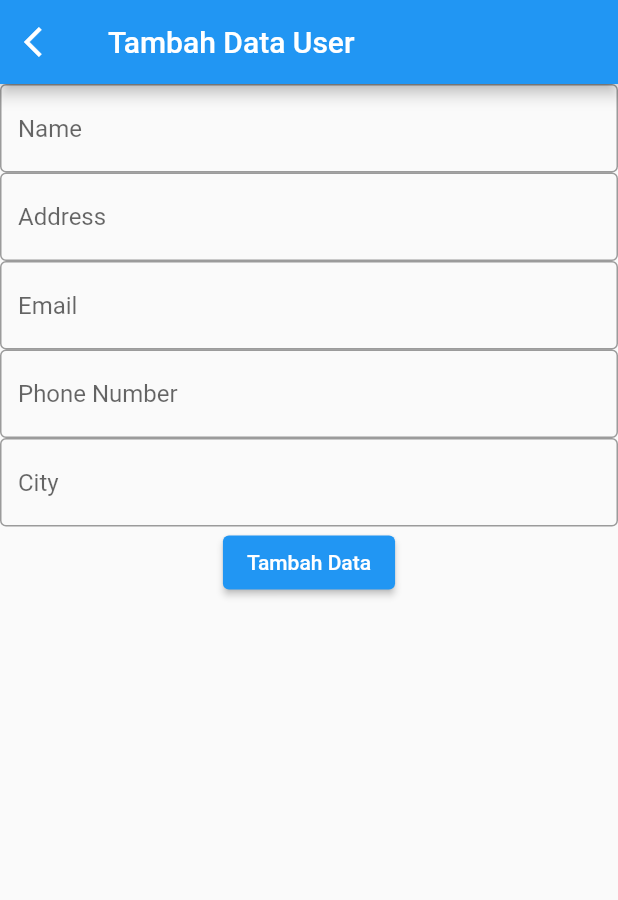
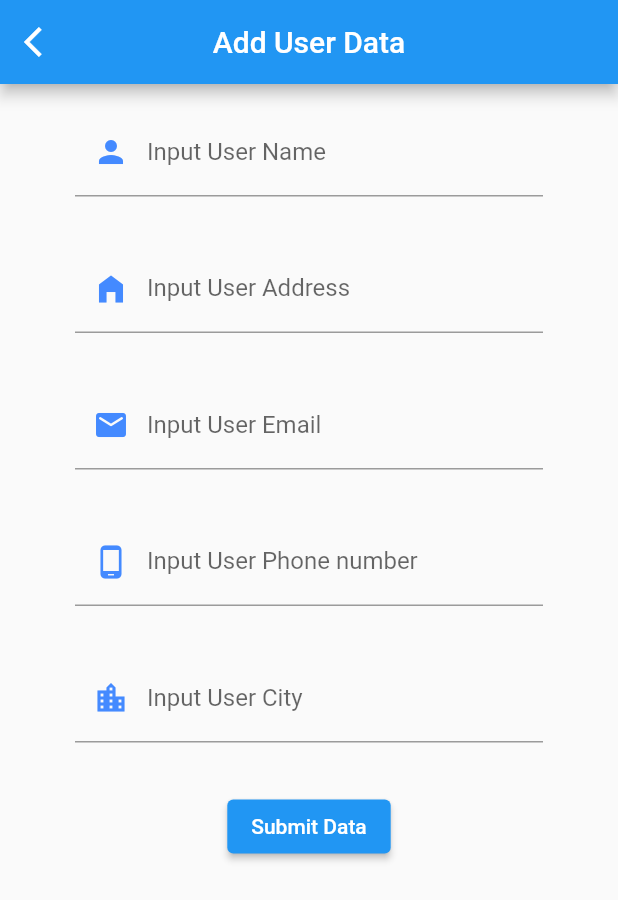
Before and after one commit to dimaspsetyo/apiaccurate, a Flutter app: the AddUser screen opened by its route, on a phone screen of 412 x 824 dp. Shown: the top 900 px of the screen. Run offline on Flutter 3.47's test engine with Material 2 defaults, Android fonts, the phone set to English and light mode, and no system bars; our stand-ins replace dio, flutter_bloc, pretty_dio_logger; network calls fail.

Commit message:
[Update] Fix Add User UI & Create Null Validator

```diff
--- a/lib/page/add_user.dart
+++ b/lib/page/add_user.dart
@@ -16,10 +16,13 @@ class _AddUserState extends State<AddUser> {
   final TextEditingController _phoneNumberController = TextEditingController();
   final TextEditingController _cityController = TextEditingController();
 
+  final _formKey = GlobalKey<FormState>();
+
   @override
   Widget build(BuildContext context) {
     return Scaffold(
       appBar: AppBar(
+        centerTitle: true,
         leading: IconButton(
           onPressed: () {
             Navigator.pop(context, '/home');
@@ -27,55 +30,129 @@ class _AddUserState extends State<AddUser> {
           icon: const Icon(Icons.arrow_back_ios),
           //replace with our own icon data.
         ),
-        title: const Text('Tambah Data User'),
+        title: const Text('Add User Data'),
       ),
-      body: Column(
-        children: [
-          TextFormField(
+      resizeToAvoidBottomInset: false,
+      body: SingleChildScrollView(
+        child: Form(
+          key: _formKey,
+          child: Column(
+            children: <Widget>[
+              Padding(
+                padding: const EdgeInsets.symmetric(
+                    horizontal: 50.0, vertical: 16.0),
+                child: TextFormField(
                   validator: (value) {
                     if (value == null || value.isEmpty) {
-                return 'Masukkan Nama';
+                      return 'Name cannot be empty';
                     }
                     return null;
                   },
                   controller: _nameController,
                   decoration: const InputDecoration(
-                hintText: 'Name', border: OutlineInputBorder()),
+                      prefixIcon: Icon(
+                        Icons.person,
+                        color: Colors.blueAccent,
                       ),
-          TextFormField(
+                      labelText: 'Input User Name',
+                      border: UnderlineInputBorder()),
+                ),
+              ),
+              Padding(
+                padding: const EdgeInsets.symmetric(
+                    horizontal: 50.0, vertical: 16.0),
+                child: TextFormField(
                   validator: (value) {
                     if (value == null || value.isEmpty) {
-                return 'Masukkan Alamat';
+                      return 'Address cannot be empty';
                     }
                     return null;
                   },
                   controller: _addressController,
                   decoration: const InputDecoration(
-                hintText: 'Address', border: OutlineInputBorder()),
+                      prefixIcon: Icon(
+                        Icons.home_filled,
+                        color: Colors.blueAccent,
                       ),
-          TextFormField(
+                      labelText: 'Input User Address',
+                      border: UnderlineInputBorder()),
+                ),
+              ),
+              Padding(
+                padding: const EdgeInsets.symmetric(
+                    horizontal: 50.0, vertical: 16.0),
+                child: TextFormField(
                   validator: (value) {
                     if (value == null || value.isEmpty) {
-                return 'Masukkan Email';
+                      return 'Email cannot be empty';
                     }
                     return null;
                   },
+                  keyboardType: TextInputType.emailAddress,
                   controller: _emailController,
                   decoration: const InputDecoration(
-                hintText: 'Email', border: OutlineInputBorder()),
+                      prefixIcon: Icon(
+                        Icons.email_rounded,
+                        color: Colors.blueAccent,
                       ),
-          TextFormField(
+                      labelText: 'Input User Email',
+                      border: UnderlineInputBorder()),
+                ),
+              ),
+              Padding(
+                padding: const EdgeInsets.symmetric(
+                    horizontal: 50.0, vertical: 16.0),
+                child: TextFormField(
+                  validator: (value) {
+                    if (value == null || value.isEmpty) {
+                      return 'Phone number cannot be empty';
+                    }
+                    return null;
+                  },
+                  controller: _phoneNumberController,
+                  keyboardType: TextInputType.number,
+                  decoration: const InputDecoration(
+                      prefixIcon: Icon(
+                        Icons.phone_android,
+                        color: Colors.blueAccent,
+                      ),
+                      labelText: 'Input User Phone number',
+                      border: UnderlineInputBorder()),
+                ),
+              ),
+              Padding(
+                padding: const EdgeInsets.symmetric(
+                    horizontal: 50.0, vertical: 16.0),
+                child: TextFormField(
+                  validator: (value) {
+                    if (value == null || value.isEmpty) {
+                      return 'City cannot be empty';
+                    }
+                    return null;
+                  },
                   controller: _phoneNumberController,
                   decoration: const InputDecoration(
-                hintText: 'Phone Number', border: OutlineInputBorder()),
+                      prefixIcon: Icon(
+                        Icons.location_city,
+                        color: Colors.blueAccent,
                       ),
-          TextFormField(
-            controller: _cityController,
-            decoration: const InputDecoration(
-                hintText: 'City', border: OutlineInputBorder()),
+                      labelText: 'Input User City',
+                      border: UnderlineInputBorder()),
                 ),
-          ElevatedButton(
+              ),
+              Padding(
+                padding:
+                    const EdgeInsets.symmetric(horizontal: 8.0, vertical: 16.0),
+                child: ElevatedButton(
                     onPressed: () async {
+                      if (_formKey.currentState!.validate()) {
+                        // If the form is valid, display a snackbar. In the real world,
+                        // you'd often call a server or save the information in a database.
+                        // ignore: use_build_context_synchronously
+                        ScaffoldMessenger.of(context).showSnackBar(
+                          const SnackBar(content: Text('Processing Data')),
+                        );
+
                         bool response = await repository.postUser(
                           _nameController.text,
                           _addressController.text,
@@ -85,15 +162,18 @@ class _AddUserState extends State<AddUser> {
                         );
 
                         if (response) {
-                  const SnackBar(content: Text('Processing Data'));
                           // ignore: use_build_context_synchronously
                           Navigator.of(context).popAndPushNamed('/home');
                         } else {
-                  throw ('Data gagal ditambahkan.');
+                          throw ('Input Data Failed.');
+                        }
                       }
                     },
-              child: const Text('Tambah Data'))
+                    child: const Text('Submit Data')),
+              ),
             ],
+          ),
+        ),
       ),
     );
   }
```
Lines whose indentation alone changed are shown as unchanged.
